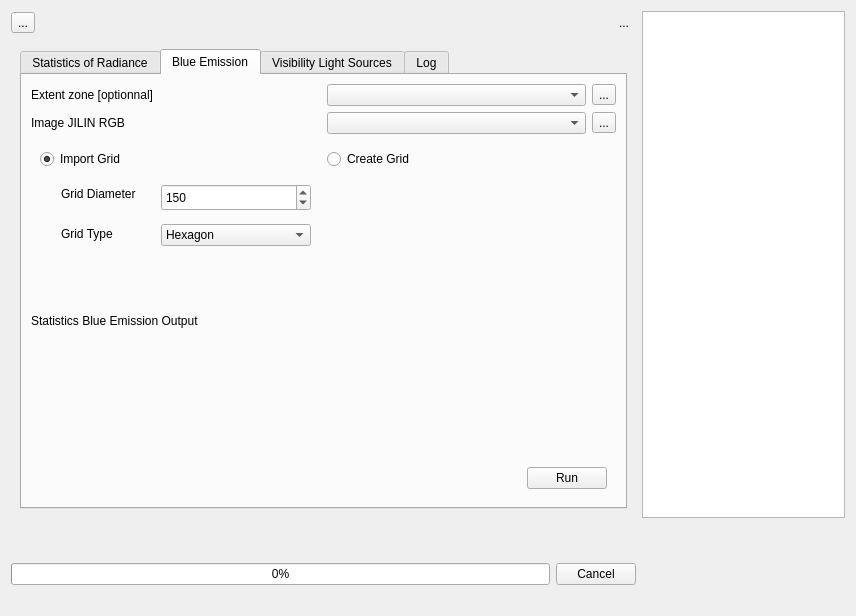
Above: Interface_dialog_base.ui from MathieuChailloux/LightPollutionToolbox before the change. Below: the same form after it.
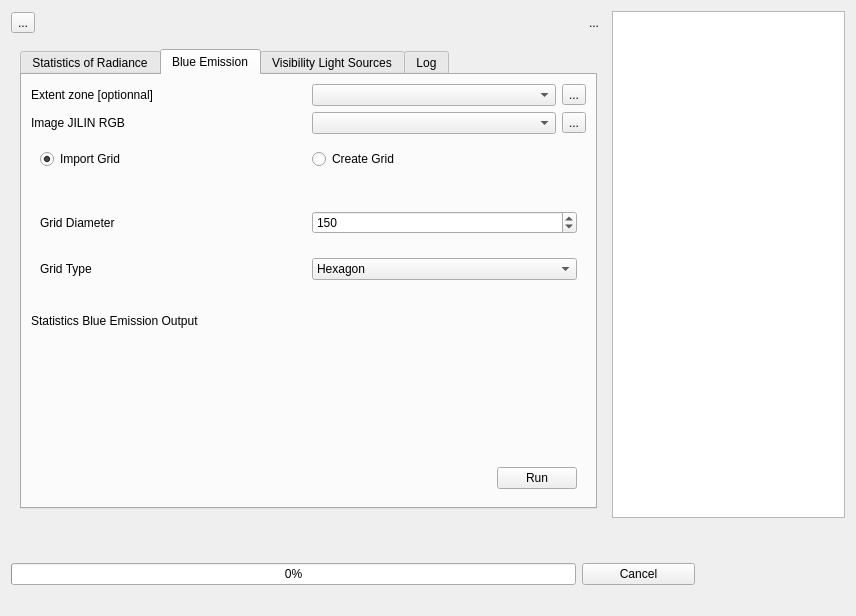
That is the form after the change. The open tabs and pages were chosen to show the change. Icons and pictures are not drawn. Custom widgets are drawn as their Qt base class.

The edit to the form file:
```diff
--- a/Interface_dialog_base.ui
+++ b/Interface_dialog_base.ui
@@ -14,13 +14,6 @@
    <string>Light Pollution Toolbox</string>
   </property>
   <layout class="QGridLayout" name="gridLayout_2">
-   <item row="3" column="0" colspan="2">
-    <widget class="QProgressBar" name="progressBar">
-     <property name="value">
-      <number>0</number>
-     </property>
-    </widget>
-   </item>
    <item row="0" column="0">
     <widget class="QToolButton" name="toolButton">
      <property name="toolTip">
@@ -35,7 +28,83 @@
      </property>
     </widget>
    </item>
-   <item row="1" column="0" colspan="5">
+   <item row="0" column="1">
+    <spacer name="horizontalSpacer_7">
+     <property name="orientation">
+      <enum>Qt::Horizontal</enum>
+     </property>
+     <property name="sizeHint" stdset="0">
+      <size>
+       <width>529</width>
+       <height>20</height>
+      </size>
+     </property>
+    </spacer>
+   </item>
+   <item row="0" column="2">
+    <widget class="QToolButton" name="langEn">
+     <property name="toolTip">
+      <string>English</string>
+     </property>
+     <property name="text">
+      <string/>
+     </property>
+     <property name="icon">
+      <iconset>
+       <normaloff>icons/enFlag.svg</normaloff>icons/enFlag.svg</iconset>
+     </property>
+     <property name="checkable">
+      <bool>true</bool>
+     </property>
+     <property name="checked">
+      <bool>false</bool>
+     </property>
+     <property name="autoRaise">
+      <bool>true</bool>
+     </property>
+    </widget>
+   </item>
+   <item row="0" column="3">
+    <widget class="QToolButton" name="langFr">
+     <property name="toolTip">
+      <string>French</string>
+     </property>
+     <property name="text">
+      <string>...</string>
+     </property>
+     <property name="icon">
+      <iconset>
+       <normaloff>icons/frFlag.svg</normaloff>icons/frFlag.svg</iconset>
+     </property>
+     <property name="checkable">
+      <bool>true</bool>
+     </property>
+     <property name="checked">
+      <bool>false</bool>
+     </property>
+     <property name="autoRaise">
+      <bool>true</bool>
+     </property>
+    </widget>
+   </item>
+   <item row="0" column="4" rowspan="2" colspan="2">
+    <widget class="QTextBrowser" name="textShortHelp">
+     <property name="maximumSize">
+      <size>
+       <width>300</width>
+       <height>16777215</height>
+      </size>
+     </property>
+     <property name="html">
+      <string>&lt;!DOCTYPE HTML PUBLIC &quot;-//W3C//DTD HTML 4.0//EN&quot; &quot;http://www.w3.org/TR/REC-html40/strict.dtd&quot;&gt;
+&lt;html&gt;&lt;head&gt;&lt;meta name=&quot;qrichtext&quot; content=&quot;1&quot; /&gt;&lt;style type=&quot;text/css&quot;&gt;
+p, li { white-space: pre-wrap; }
+&lt;/style&gt;&lt;/head&gt;&lt;body style=&quot; font-family:'MS Shell Dlg 2'; font-size:8.25pt; font-weight:400; font-style:normal;&quot;&gt;
+&lt;p style=&quot;-qt-paragraph-type:empty; margin-top:0px; margin-bottom:0px; margin-left:0px; margin-right:0px; -qt-block-indent:0; text-indent:0px;&quot;&gt;&lt;br /&gt;&lt;/p&gt;&lt;/body&gt;&lt;/html&gt;</string>
+     </property>
+    </widget>
+   </item>
+   <item row="1" column="0" colspan="4">
     <widget class="QFrame" name="frameMain">
      <property name="frameShape">
       <enum>QFrame::NoFrame</enum>
@@ -475,75 +544,16 @@
              </widget>
             </widget>
             <widget class="QWidget" name="widgetCreateGridBlue">
+             <layout class="QGridLayout" name="gridLayout_12">
+              <item row="0" column="0">
              <widget class="QLabel" name="labelDiameterGrid_4">
-              <property name="geometry">
-               <rect>
-                <x>30</x>
-                <y>0</y>
-                <width>81</width>
-                <height>20</height>
-               </rect>
-              </property>
               <property name="text">
                <string>Grid Diameter</string>
               </property>
              </widget>
-             <widget class="QLabel" name="labelGridType_4">
-              <property name="geometry">
-               <rect>
-                <x>30</x>
-                <y>40</y>
-                <width>81</width>
-                <height>20</height>
-               </rect>
-              </property>
-              <property name="text">
-               <string>Grid Type</string>
-              </property>
-             </widget>
-             <widget class="QComboBox" name="gridTypeBlue">
-              <property name="geometry">
-               <rect>
-                <x>130</x>
-                <y>40</y>
-                <width>150</width>
-                <height>22</height>
-               </rect>
-              </property>
-              <property name="currentText">
-               <string>Hexagon</string>
-              </property>
-              <property name="currentIndex">
-               <number>2</number>
-              </property>
-              <property name="duplicatesEnabled">
-               <bool>false</bool>
-              </property>
-              <item>
-               <property name="text">
-                <string>Rectangle</string>
-               </property>
               </item>
-              <item>
-               <property name="text">
-                <string>Diamond</string>
-               </property>
-              </item>
-              <item>
-               <property name="text">
-                <string>Hexagon</string>
-               </property>
-              </item>
-             </widget>
+              <item row="0" column="1">
              <widget class="QgsDoubleSpinBox" name="gridSizeBlue">
-              <property name="geometry">
-               <rect>
-                <x>130</x>
-                <y>0</y>
-                <width>150</width>
-                <height>27</height>
-               </rect>
-              </property>
               <property name="decimals">
                <number>0</number>
               </property>
@@ -557,6 +567,43 @@
                <double>150.000000000000000</double>
               </property>
              </widget>
+              </item>
+              <item row="1" column="0">
+               <widget class="QLabel" name="labelGridType_4">
+                <property name="text">
+                 <string>Grid Type</string>
+                </property>
+               </widget>
+              </item>
+              <item row="1" column="1">
+               <widget class="QComboBox" name="gridTypeBlue">
+                <property name="currentText">
+                 <string>Hexagon</string>
+                </property>
+                <property name="currentIndex">
+                 <number>2</number>
+                </property>
+                <property name="duplicatesEnabled">
+                 <bool>false</bool>
+                </property>
+                <item>
+                 <property name="text">
+                  <string>Rectangle</string>
+                 </property>
+                </item>
+                <item>
+                 <property name="text">
+                  <string>Diamond</string>
+                 </property>
+                </item>
+                <item>
+                 <property name="text">
+                  <string>Hexagon</string>
+                 </property>
+                </item>
+               </widget>
+              </item>
+             </layout>
             </widget>
            </widget>
           </item>
@@ -1532,6 +1579,20 @@
      </layout>
     </widget>
    </item>
+   <item row="2" column="0">
+    <widget class="QLabel" name="lblProgress">
+     <property name="text">
+      <string/>
+     </property>
+    </widget>
+   </item>
+   <item row="3" column="3" colspan="2">
+    <widget class="QPushButton" name="pushCancelButton">
+     <property name="text">
+      <string>Cancel</string>
+     </property>
+    </widget>
+   </item>
    <item row="3" column="5">
     <widget class="QFrame" name="frame_10">
      <property name="frameShape">
@@ -1606,93 +1667,10 @@
      </layout>
     </widget>
    </item>
-   <item row="2" column="0">
-    <widget class="QLabel" name="lblProgress">
-     <property name="text">
-      <string/>
-     </property>
-    </widget>
-   </item>
-   <item row="0" column="1">
-    <spacer name="horizontalSpacer_7">
-     <property name="orientation">
-      <enum>Qt::Horizontal</enum>
-     </property>
-     <property name="sizeHint" stdset="0">
-      <size>
-       <width>529</width>
-       <height>20</height>
-      </size>
-     </property>
-    </spacer>
-   </item>
-   <item row="0" column="4">
-    <widget class="QToolButton" name="langFr">
-     <property name="toolTip">
-      <string>French</string>
-     </property>
-     <property name="text">
-      <string>...</string>
-     </property>
-     <property name="icon">
-      <iconset>
-       <normaloff>icons/frFlag.svg</normaloff>icons/frFlag.svg</iconset>
-     </property>
-     <property name="checkable">
-      <bool>true</bool>
-     </property>
-     <property name="checked">
-      <bool>false</bool>
-     </property>
-     <property name="autoRaise">
-      <bool>true</bool>
-     </property>
-    </widget>
-   </item>
-   <item row="0" column="5" rowspan="2">
-    <widget class="QTextBrowser" name="textShortHelp">
-     <property name="maximumSize">
-      <size>
-       <width>222</width>
-       <height>16777215</height>
-      </size>
-     </property>
-     <property name="html">
-      <string>&lt;!DOCTYPE HTML PUBLIC &quot;-//W3C//DTD HTML 4.0//EN&quot; &quot;http://www.w3.org/TR/REC-html40/strict.dtd&quot;&gt;
-&lt;html&gt;&lt;head&gt;&lt;meta name=&quot;qrichtext&quot; content=&quot;1&quot; /&gt;&lt;style type=&quot;text/css&quot;&gt;
-p, li { white-space: pre-wrap; }
-&lt;/style&gt;&lt;/head&gt;&lt;body style=&quot; font-family:'MS Shell Dlg 2'; font-size:8.25pt; font-weight:400; font-style:normal;&quot;&gt;
-&lt;p style=&quot;-qt-paragraph-type:empty; margin-top:0px; margin-bottom:0px; margin-left:0px; margin-right:0px; -qt-block-indent:0; text-indent:0px;&quot;&gt;&lt;br /&gt;&lt;/p&gt;&lt;/body&gt;&lt;/html&gt;</string>
-     </property>
-    </widget>
-   </item>
-   <item row="3" column="2" colspan="3">
-    <widget class="QPushButton" name="pushCancelButton">
-     <property name="text">
-      <string>Cancel</string>
-     </property>
-    </widget>
-   </item>
-   <item row="0" column="3">
-    <widget class="QToolButton" name="langEn">
-     <property name="toolTip">
-      <string>English</string>
-     </property>
-     <property name="text">
-      <string/>
-     </property>
-     <property name="icon">
-      <iconset>
-       <normaloff>icons/enFlag.svg</normaloff>icons/enFlag.svg</iconset>
-     </property>
-     <property name="checkable">
-      <bool>true</bool>
-     </property>
-     <property name="checked">
-      <bool>false</bool>
-     </property>
-     <property name="autoRaise">
-      <bool>true</bool>
+   <item row="3" column="0" colspan="3">
+    <widget class="QProgressBar" name="progressBar">
+     <property name="value">
+      <number>0</number>
      </property>
     </widget>
    </item>
```
Left out of the diff: 429 changed lines with no effect on the pictures. Lines whose indentation alone changed are shown as unchanged.
